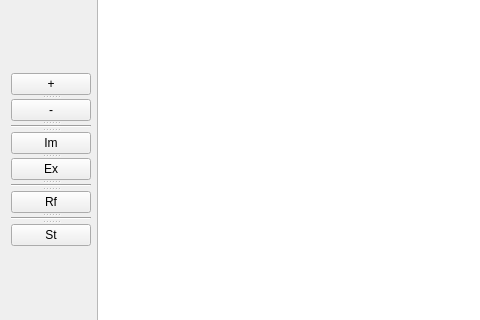
Old version of the form FlameDate/FlameDate.ui in the repository AnatolySolovyev12/FlameDate; both pictures show x 0 to 480 and y 149 to 469 of the 1195 by 623 pixel window.
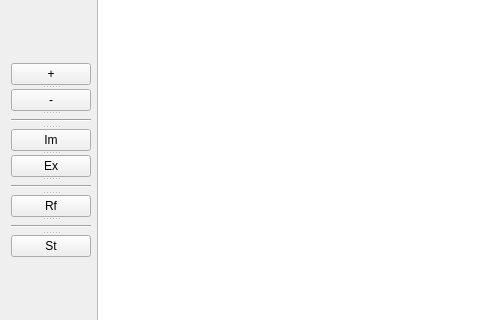
New version of the form.

The edit to the form file:
```diff
--- a/FlameDate/FlameDate.ui
+++ b/FlameDate/FlameDate.ui
@@ -41,6 +41,12 @@
         <verstretch>0</verstretch>
        </sizepolicy>
       </property>
+      <property name="maximumSize">
+       <size>
+        <width>75</width>
+        <height>214</height>
+       </size>
+      </property>
       <property name="orientation">
        <enum>Qt::Vertical</enum>
       </property>
@@ -79,6 +85,12 @@
          <verstretch>0</verstretch>
         </sizepolicy>
        </property>
+       <property name="minimumSize">
+        <size>
+         <width>0</width>
+         <height>10</height>
+        </size>
+       </property>
        <property name="orientation">
         <enum>Qt::Horizontal</enum>
        </property>
@@ -118,6 +130,12 @@
          <verstretch>0</verstretch>
         </sizepolicy>
        </property>
+       <property name="minimumSize">
+        <size>
+         <width>0</width>
+         <height>10</height>
+        </size>
+       </property>
        <property name="orientation">
         <enum>Qt::Horizontal</enum>
        </property>
@@ -143,6 +161,12 @@
          <verstretch>0</verstretch>
         </sizepolicy>
        </property>
+       <property name="minimumSize">
+        <size>
+         <width>0</width>
+         <height>10</height>
+        </size>
+       </property>
        <property name="orientation">
         <enum>Qt::Horizontal</enum>
        </property>
```
